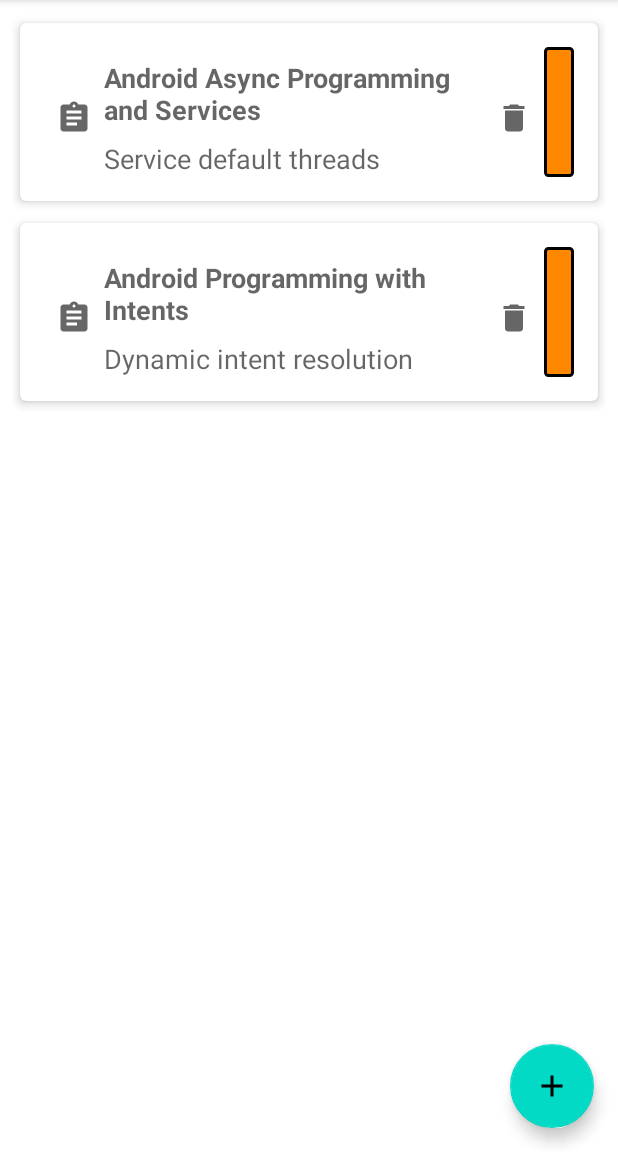
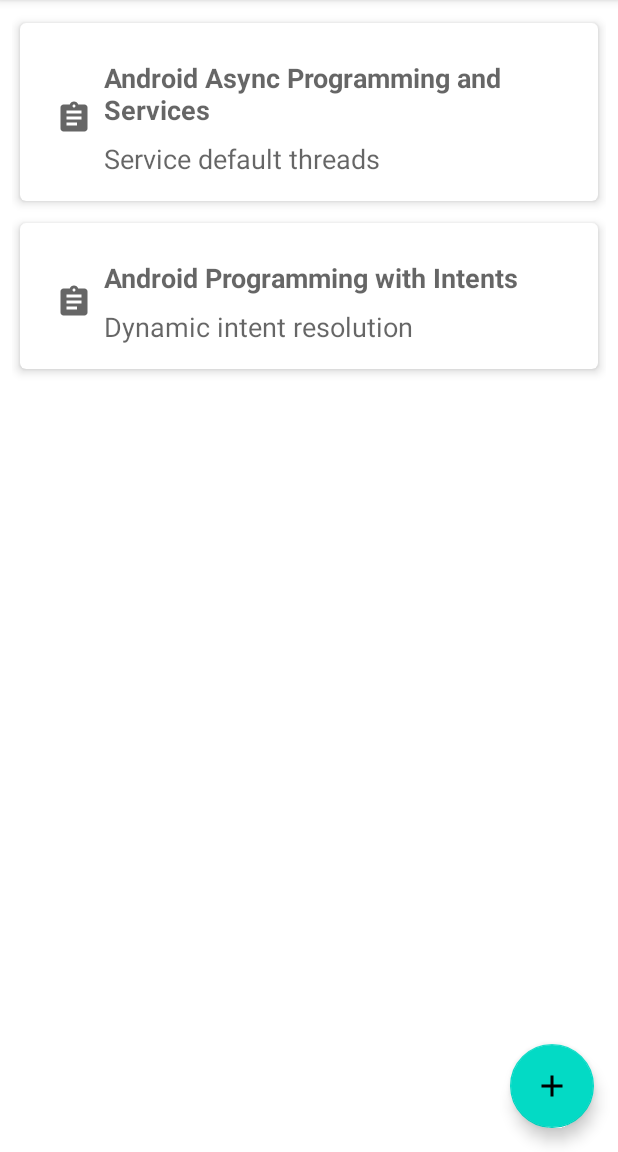
Before and after one commit to MohamedMohy9192/note-keeper, an Android app: the screen it shows after launch (NoteListActivity), in the side drawer, after a tap on "Recently Viewed Notes", on a phone screen of 412 x 824 dp, the part 84-1236 px from its top. Run offline under Robolectric (Android 15) with nearby library versions, the phone set to English and light mode, and no system bars.

Commit message:
Implement RecyclerView adapter specific for recent viewed notes
We do this instead of using the same adapter of notes to add a specific features to recent notes list

```diff
--- a/app/src/main/java/com/androideradev/www/notekeeper/NoteListActivity.kt
+++ b/app/src/main/java/com/androideradev/www/notekeeper/NoteListActivity.kt
@@ -32,7 +32,7 @@ class NoteListActivity : AppCompatActivity(), NavigationView.OnNavigationItemSel
 
 
     private val recentlyViewedNoteRecyclerAdapter by lazy {
-        NoteRecyclerAdapter(this, viewModel.recentlyViewedNotes, this)
+        RecentViewedNoteRecyclerAdapter(this, viewModel.recentlyViewedNotes)
 
     }
 
--- /dev/null
+++ b/app/src/main/java/com/androideradev/www/notekeeper/RecentViewedNoteRecyclerAdapter.kt
@@ -0,0 +1,41 @@
+package com.androideradev.www.notekeeper
+
+
+import android.content.Context
+import android.view.LayoutInflater
+import android.view.View
+import android.view.ViewGroup
+import android.widget.TextView
+import androidx.recyclerview.widget.RecyclerView
+
+class RecentViewedNoteRecyclerAdapter(val context: Context, private val recentViewedNotes: List<NoteInfo>) :
+    RecyclerView.Adapter<RecentViewedNoteRecyclerAdapter.ViewHolder>() {
+
+    override fun onCreateViewHolder(parent: ViewGroup, viewType: Int): ViewHolder {
+        val itemView = LayoutInflater.from(context).inflate(
+            R.layout.recent_note_list_item, parent, false
+        )
+
+        return ViewHolder(itemView)
+    }
+
+    override fun onBindViewHolder(holder: ViewHolder, position: Int) {
+        val recentNote = recentViewedNotes[position]
+        holder.recentNoteCourseNameTextView.text = recentNote.course?.title
+        holder.recentNoteTitleTextView.text = recentNote.title
+    }
+
+    override fun getItemCount(): Int {
+        return recentViewedNotes.size
+    }
+
+    inner class ViewHolder(itemView: View) : RecyclerView.ViewHolder(itemView) {
+
+        val recentNoteCourseNameTextView: TextView =
+            itemView.findViewById(R.id.recent_note_course_name_text_view)
+        val recentNoteTitleTextView: TextView =
+            itemView.findViewById(R.id.recent_note_title_text_view)
+
+
+    }
+}
--- /dev/null
+++ b/app/src/main/res/layout/recent_note_list_item.xml
@@ -0,0 +1,50 @@
+<?xml version="1.0" encoding="utf-8"?>
+<androidx.cardview.widget.CardView xmlns:android="http://schemas.android.com/apk/res/android"
+    xmlns:app="http://schemas.android.com/apk/res-auto"
+    xmlns:tools="http://schemas.android.com/tools"
+    style="@style/CardViewStyle"
+    android:layout_width="match_parent"
+    android:layout_height="wrap_content">
+
+    <androidx.constraintlayout.widget.ConstraintLayout
+        android:layout_width="match_parent"
+        android:layout_height="wrap_content">
+
+
+        <ImageView
+            android:id="@+id/imageView3"
+            android:layout_width="wrap_content"
+            android:layout_height="wrap_content"
+            android:layout_marginStart="8dp"
+            app:layout_constraintBottom_toBottomOf="@+id/recent_note_title_text_view"
+            app:layout_constraintStart_toStartOf="parent"
+            app:layout_constraintTop_toTopOf="@+id/recent_note_course_name_text_view"
+            app:srcCompat="@drawable/ic_baseline_assignment_24" />
+
+        <TextView
+            android:id="@+id/recent_note_course_name_text_view"
+            android:layout_width="0dp"
+            android:layout_height="wrap_content"
+            android:layout_marginStart="8dp"
+            android:layout_marginTop="8dp"
+            android:layout_marginEnd="8dp"
+            android:text="TextView"
+            android:textAppearance="@style/MediumText.Bold"
+            app:layout_constraintEnd_toEndOf="parent"
+            app:layout_constraintStart_toEndOf="@+id/imageView3"
+            app:layout_constraintTop_toTopOf="parent" />
+
+        <TextView
+            android:id="@+id/recent_note_title_text_view"
+            android:layout_width="0dp"
+            android:layout_height="wrap_content"
+            android:layout_marginStart="8dp"
+            android:layout_marginTop="8dp"
+            android:layout_marginEnd="8dp"
+            android:text="TextView"
+            android:textAppearance="@style/MediumText"
+            app:layout_constraintEnd_toEndOf="parent"
+            app:layout_constraintStart_toEndOf="@+id/imageView3"
+            app:layout_constraintTop_toBottomOf="@+id/recent_note_course_name_text_view" />
+    </androidx.constraintlayout.widget.ConstraintLayout>
+</androidx.cardview.widget.CardView>
```
